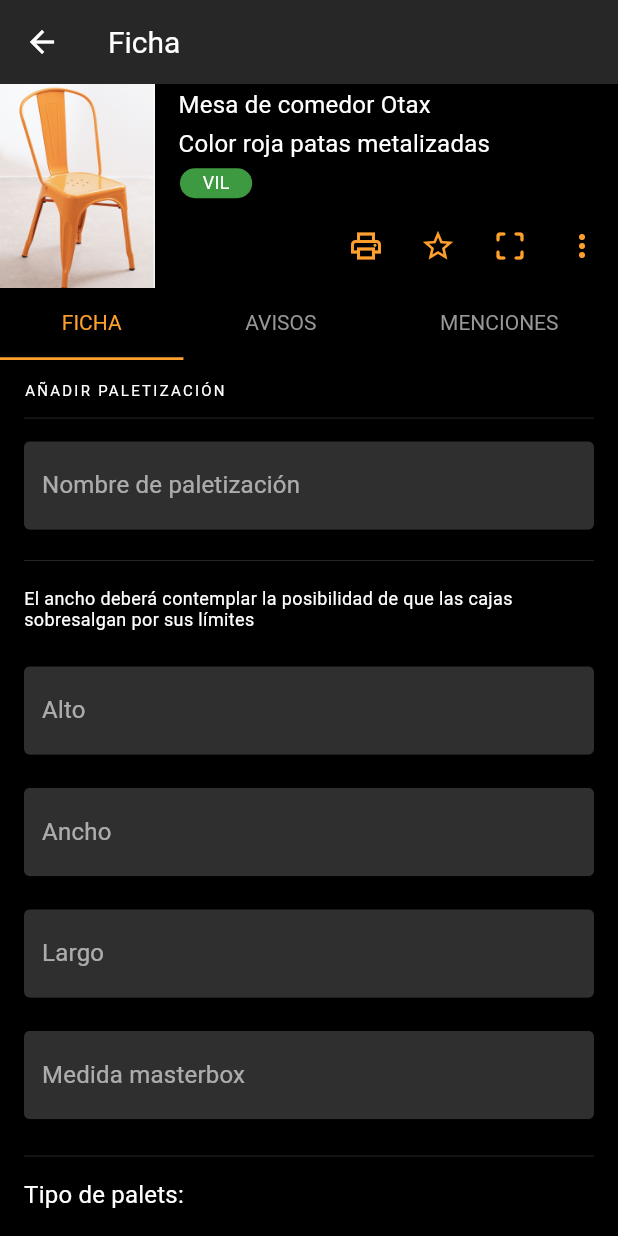
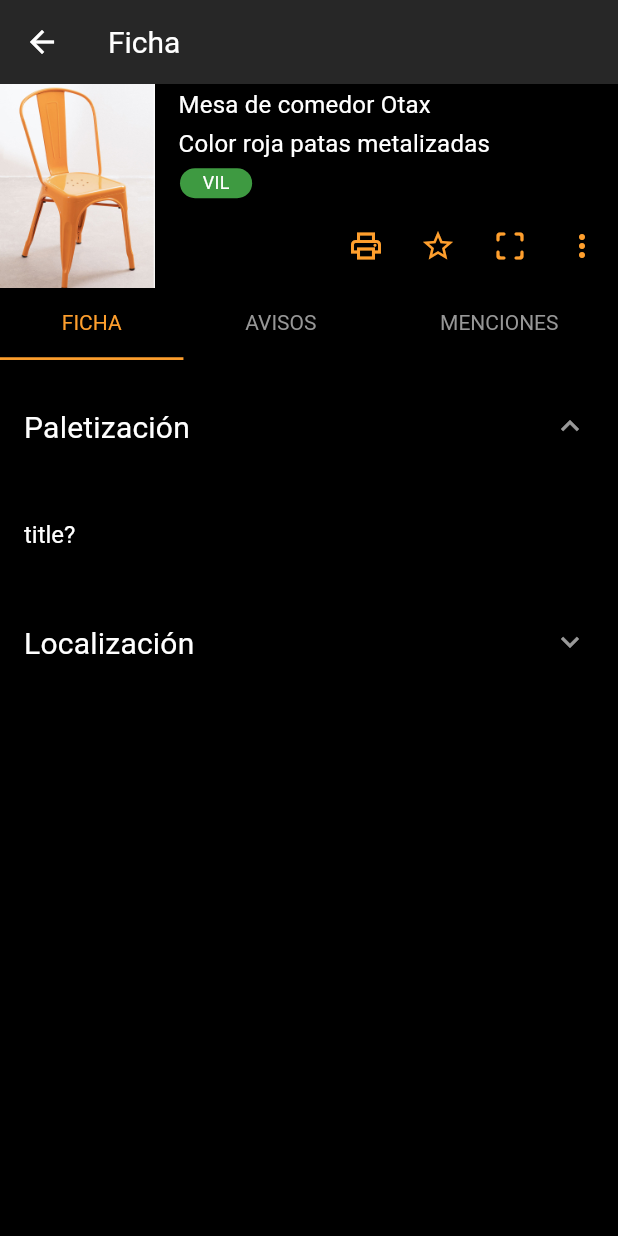
Before and after one commit to in-fperez/firebase-test, a Flutter app: the ProductDetailsScreen screen opened by its route, on a phone screen of 412 x 824 dp. Run offline on Flutter 3.47's test engine with Material 2 defaults, Android fonts, the phone set to English and light mode, and no system bars; our stand-ins replace bloc, cloud_firestore, firebase_core, flutter_bloc; accounts and stored records are empty.

Commit message:
feat: product_details view added

```diff
--- a/lib/screens/product_details/product_details.dart
+++ b/lib/screens/product_details/product_details.dart
@@ -22,8 +22,7 @@ class _ProductDetailsScreenState extends State<ProductDetailsScreen>
       appBar: AppBar(
         title: const Text("Ficha"),
       ),
-      body: Column(
-        children: [
+      body: Column(children: [
         Row(
           children: [
             const Expanded(
@@ -128,116 +127,51 @@ class _ProductDetailsScreenState extends State<ProductDetailsScreen>
               horizontal: MediaQuery.of(context).size.width / 10),
           unselectedLabelColor: ColorConstants.ternaryColor,
         ),
-          SingleChildScrollView(
-            child: Padding(
-              padding: EdgeInsets.symmetric(horizontal: 16),
-              child: Column(
+        ExpansionPanelList(
           children: [
-                  const Align(
-                    alignment: Alignment.centerLeft,
-                    child: Padding(
-                      padding: EdgeInsets.only(top: 15, bottom: 11),
-                      child: Text(
-                        "AÑADIR PALETIZACIÓN",
+            ExpansionPanel(
+              backgroundColor: ColorConstants.primaryColor,
+              canTapOnHeader: true,
+              headerBuilder: (BuildContext context, bool isExpanded) {
+                return ListTile(
+                  title: Text(
+                    "Paletización",
                     style: TextStyle(
                       fontWeight: FontWeight.w500,
-                            fontSize: 10,
-                            letterSpacing: 1.5),
+                      fontSize: 20,
+                      letterSpacing: 0.15,
                     ),
                   ),
+                );
+              },
+              body: ListTile(
+                title: Text("title?"),
               ),
-                  Divider(
-                    height: 1,
-                    color: ColorConstants.secondaryColor,
+              isExpanded: true,
             ),
-                  Padding(
-                    padding: const EdgeInsets.only(top: 15, bottom: 20),
-                    child: CustomTextField(hintText: "Nombre de paletización"),
-                  ),
-                  Divider(
-                    height: 1,
-                    color: ColorConstants.secondaryColor,
-                  ),
-                  Padding(
-                    padding: const EdgeInsets.only(top: 18, bottom: 24),
-                    child: Text(
-                      "El ancho deberá contemplar la posibilidad de que las cajas sobresalgan por sus límites",
+            ExpansionPanel(
+              backgroundColor: ColorConstants.primaryColor,
+              canTapOnHeader: true,
+              headerBuilder: (BuildContext context, bool isExpanded) {
+                return ListTile(
+                  title: Text(
+                    "Localización",
                     style: TextStyle(
-                          fontWeight: FontWeight.w400,
-                          fontSize: 12,
-                          letterSpacing: 0.25),
+                      fontWeight: FontWeight.w500,
+                      fontSize: 20,
+                      letterSpacing: 0.15,
                     ),
                   ),
-                  Padding(
-                    padding: const EdgeInsets.only(bottom: 22),
-                    child: CustomTextField(hintText: "Alto"),
+                );
+              },
+              body: ListTile(
+                title: Text(""),
               ),
-                  Padding(
-                    padding: const EdgeInsets.only(bottom: 22),
-                    child: CustomTextField(hintText: "Ancho"),
-                  ),
-                  Padding(
-                    padding: const EdgeInsets.only(bottom: 22),
-                    child: CustomTextField(hintText: "Largo"),
-                  ),
-                  Padding(
-                    padding: const EdgeInsets.only(bottom: 24),
-                    child: CustomTextField(hintText: "Medida masterbox"),
-                  ),
-                  Divider(
-                    height: 1,
-                    color: ColorConstants.secondaryColor,
-                  ),
-                  Align(
-                    alignment: Alignment.centerLeft,
-                    child: Padding(
-                      padding: const EdgeInsets.only(top: 16, bottom: 21),
-                      child: Text(
-                        "Tipo de palets:",
-                        style: TextStyle(
-                            fontWeight: FontWeight.w500,
-                            fontSize: 16,
-                            letterSpacing: 0.15),
-                      ),
-                    ),
-                  ),
-                  Container(
-                    margin: EdgeInsets.only(left: 15, bottom: 30),
-                    child: Column(
-                      children: [
-                        ListTile(
-                          title: Text("Palet EUR (1200 x 800)"),
-                          leading: Radio(
-                            value: "EUR",
-                            onChanged: (String? string) {},
-                            groupValue: 'PALETTYPE',
-                          ),
-                        ),
-                        ListTile(
-                          title: Text("Palet EUR6 (800 x 600)"),
-                          leading: Radio(
-                            value: "EUR6",
-                            onChanged: (String? string) {},
-                            groupValue: 'PALETTYPE',
-                          ),
-                        ),
-                        ListTile(
-                          title: Text("Palet Americano (1000 x 1200)"),
-                          leading: Radio(
-                            value: "Americano",
-                            onChanged: (String? string) {},
-                            groupValue: 'PALETTYPE',
-                          ),
+              isExpanded: false,
             ),
           ],
-                    ),
-                  ),
-                ],
-              ),
-            ),
         )
-        ],
-      ),
+      ]),
     );
   }
 }
```
Lines whose indentation alone changed are shown as unchanged.
